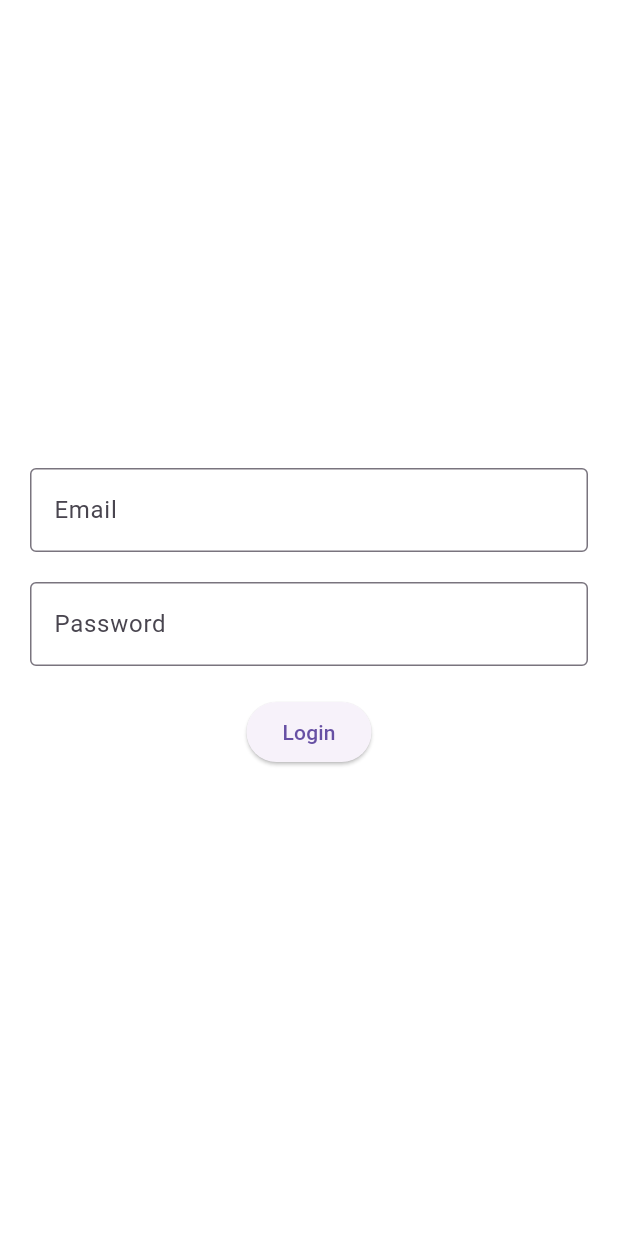
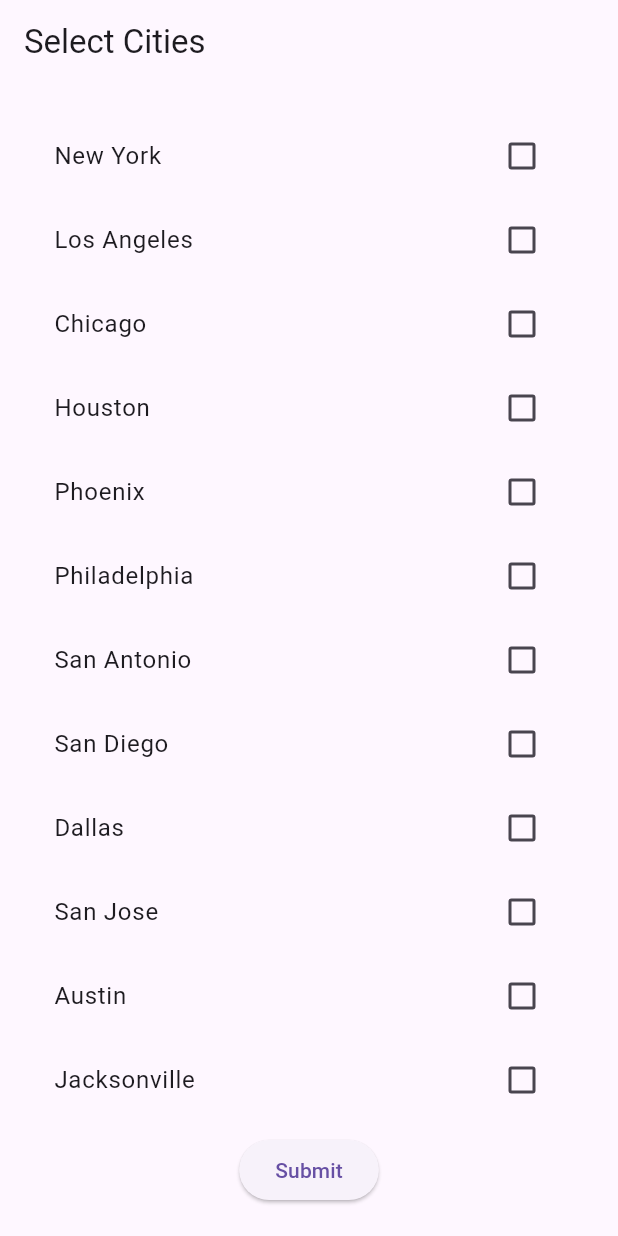
Before and after one commit to Abhishekabh99/sherise, a Flutter app: the screen it shows after launch, after a tap on "Login", on a phone screen of 412 x 824 dp. Run offline on Flutter 3.47's test engine with Material 3 defaults, Android fonts, the phone set to English and light mode, and no system bars; our stand-ins replace get; project files that could hold a hidden picture were left out.

Commit message:
second commit

```diff
--- /dev/null
+++ b/lib/controllers/city_selection_controller.dart
@@ -0,0 +1,30 @@
+import 'package:get/get.dart';
+
+class CitySelectionController extends GetxController {
+  final List<String> cities = [
+    'New York',
+    'Los Angeles',
+    'Chicago',
+    'Houston',
+    'Phoenix',
+    'Philadelphia',
+    'San Antonio',
+    'San Diego',
+    'Dallas',
+    'San Jose',
+    'Austin',
+    'Jacksonville',
+  ];
+
+  final RxList<String> selectedCities = RxList<String>();
+
+  bool isSelected(String city) => selectedCities.contains(city);
+
+  void toggleCity(String city) {
+    if (isSelected(city)) {
+      selectedCities.remove(city);
+    } else {
+      selectedCities.add(city);
+    }
+  }
+}
--- a/lib/controllers/home_controller.dart
+++ b/lib/controllers/home_controller.dart
@@ -1,5 +1,80 @@
+// home_controller.dart
 import 'package:get/get.dart';
 
+import '../models/contact_data.dart';
+import '../models/service_data.dart';
+
 class HomeController extends GetxController {
-  // Your state variables and business logic here
+  final List<Service> services = [
+    Service(id: 1, name: 'Cake Bakers'),
+    Service(id: 2, name: 'Tuition Teachers'),
+    Service(id: 3, name: 'Tailors'),
+    Service(id: 4, name: 'Art & craft'),
+    Service(id: 5, name: 'Weaving'),
+    Service(id: 6, name: 'Beauty Parlor'),
+    Service(id: 7, name: 'Tiffin service'),
+    Service(id: 8, name: 'Fashion designers'),
+    Service(id: 9, name: 'Counselling'),
+    Service(id: 10, name: 'Maid'),
+    Service(id: 11, name: 'Baby sitter'),
+    Service(id: 12, name: 'Nurturers'),
+  ];
+
+  final selectedService = Service(id: 0, name: '').obs;
+  final selectedContacts = <Contact>[].obs;
+
+  final List<Contact> initialContacts = [
+    Contact(
+      name: 'Baker 1',
+      phoneNumber: '1234567890',
+      whatsappNumber: '1234567890',
+      serviceId: 1,
+    ),
+    Contact(
+      name: 'Baker 2',
+      phoneNumber: '1234567890',
+      whatsappNumber: '1234567890',
+      serviceId: 1,
+    ),
+    Contact(
+      name: 'Teacher 1',
+      phoneNumber: '1234567890',
+      whatsappNumber: '1234567890',
+      serviceId: 2,
+    ),
+    Contact(
+      name: 'Teacher 2',
+      phoneNumber: '1234567890',
+      whatsappNumber: '1234567890',
+      serviceId: 2,
+    ),
+    Contact(
+      name: 'Tailor 1',
+      phoneNumber: '1234567890',
+      whatsappNumber: '1234567890',
+      serviceId: 3,
+    ),
+    Contact(
+      name: 'Tailor 2',
+      phoneNumber: '1234567890',
+      whatsappNumber: '1234567890',
+      serviceId: 3,
+    ),
+    // Add more contacts for other services
+  ];
+
+  @override
+  void onInit() {
+    super.onInit();
+    selectedContacts.assignAll(initialContacts);
+  }
+
+  bool isSelected(Service service) => selectedService.value.id == service.id;
+
+  void selectService(Service service) {
+    selectedService.value = service;
+    selectedContacts.value = initialContacts
+        .where((contact) => contact.serviceId == service.id)
+        .toList();
+  }
 }
--- /dev/null
+++ b/lib/controllers/login_controller.dart
@@ -0,0 +1,23 @@
+import 'package:get/get.dart';
+
+class LoginController extends GetxController {
+  final email = ''.obs;
+  final password = ''.obs;
+  final rememberMe = false.obs; // Added rememberMe state
+
+  void setEmail(String value) => email.value = value;
+  void setPassword(String value) => password.value = value;
+  void toggleRememberMe(bool? value) {
+    rememberMe.value = value ?? false;
+  }
+
+  void login() {
+    // Perform authentication logic here
+    // For demonstration purposes, we'll simply print the email, password, and rememberMe state
+    print(
+        'Email: ${email.value}, Password: ${password.value}, Remember Me: ${rememberMe.value}');
+
+    // Redirect to the dummy page after successful login
+    Get.offNamed('/city_selection');
+  }
+}
--- a/lib/main.dart
+++ b/lib/main.dart
@@ -1,8 +1,9 @@
 import 'package:flutter/material.dart';
 import 'package:get/get.dart';
-
-import 'ui/pages/login_page.dart';
-import 'ui/pages/splash_screen.dart';
+import 'package:sherise/controllers/home_controller.dart';
+import 'package:sherise/ui/pages/city_selection_page.dart';
+import 'package:sherise/ui/pages/home_page.dart';
+import 'package:sherise/ui/pages/login_page.dart';
 
 void main() {
   runApp(MyApp());
@@ -15,13 +16,18 @@ class MyApp extends StatelessWidget {
       debugShowCheckedModeBanner: false,
       title: 'SheRise',
       theme: ThemeData(
-          // Define your app theme here
-          ),
-      initialRoute: '/splash', // Set initial route to splash screen
+        primarySwatch: Colors.blue,
+      ),
+      initialRoute: '/login',
       getPages: [
-        GetPage(name: '/splash', page: () => SplashScreen()),
         GetPage(name: '/login', page: () => LoginPage()),
-        // Define other routes here
+        GetPage(name: '/city_selection', page: () => CitySelectionPage()),
+        GetPage(
+            name: '/HomePage',
+            page: () => HomePage(),
+            binding: BindingsBuilder(() {
+              Get.lazyPut(() => HomeController());
+            }))
       ],
     );
   }
--- /dev/null
+++ b/lib/models/contact_data.dart
@@ -0,0 +1,13 @@
+class Contact {
+  final String name;
+  final String phoneNumber;
+  final String whatsappNumber;
+  final int serviceId;
+
+  Contact({
+    required this.name,
+    required this.phoneNumber,
+    required this.whatsappNumber,
+    required this.serviceId,
+  });
+}
--- /dev/null
+++ b/lib/models/service_data.dart
@@ -0,0 +1,6 @@
+class Service {
+  final int id;
+  final String name;
+
+  Service({required this.id, required this.name});
+}
--- /dev/null
+++ b/lib/ui/pages/city_selection_page.dart
@@ -0,0 +1,54 @@
+import 'package:flutter/material.dart';
+import 'package:get/get.dart';
+import 'package:sherise/controllers/city_selection_controller.dart';
+
+import 'home_page.dart';
+
+class CitySelectionPage extends StatelessWidget {
+  final CitySelectionController _citySelectionController =
+      Get.put(CitySelectionController());
+
+  @override
+  Widget build(BuildContext context) {
+    return Scaffold(
+      appBar: AppBar(
+        title: Text('Select Cities'),
+      ),
+      body: Center(
+        child: Padding(
+          padding: const EdgeInsets.all(20.0),
+          child: Column(
+            mainAxisAlignment: MainAxisAlignment.center,
+            children: [
+              Expanded(
+                child: ListView.builder(
+                  itemCount: _citySelectionController.cities.length,
+                  itemBuilder: (context, index) {
+                    final city = _citySelectionController.cities[index];
+                    return Obx(
+                      () => CheckboxListTile(
+                        title: Text(city),
+                        value: _citySelectionController.isSelected(city),
+                        onChanged: (value) {
+                          _citySelectionController.toggleCity(city);
+                        },
+                      ),
+                    );
+                  },
+                ),
+              ),
+              SizedBox(height: 20),
+              ElevatedButton(
+                onPressed: () {
+                  // Navigate to the home page
+                  Get.toNamed("HomePage");
+                },
+                child: Text('Submit'),
+              ),
+            ],
+          ),
+        ),
+      ),
+    );
+  }
+}
--- a/lib/ui/pages/login_page.dart
+++ b/lib/ui/pages/login_page.dart
@@ -1,38 +1,80 @@
 import 'package:flutter/material.dart';
+import 'package:get/get.dart';
+import 'package:sherise/controllers/login_controller.dart';
 
 class LoginPage extends StatelessWidget {
+  final LoginController _loginController = Get.put(LoginController());
+
   @override
   Widget build(BuildContext context) {
     return Scaffold(
-      backgroundColor: Colors.white,
-      body: Center(
-        child: Padding(
-          padding: const EdgeInsets.symmetric(horizontal: 20),
+      body: Padding(
+        padding: EdgeInsets.all(20.0),
         child: Column(
           mainAxisAlignment: MainAxisAlignment.center,
+          crossAxisAlignment: CrossAxisAlignment.stretch,
           children: [
-              // Dummy login form
-              const TextField(
+            Text(
+              'SheRise',
+              style: TextStyle(fontSize: 24, fontWeight: FontWeight.bold),
+              textAlign: TextAlign.center,
+            ),
+            SizedBox(height: 20),
+            Text(
+              'Login to your account',
+              style: TextStyle(fontSize: 18),
+              textAlign: TextAlign.center,
+            ),
+            SizedBox(height: 20),
+            TextFormField(
               decoration: InputDecoration(
-                  hintText: 'Email',
-                  border: OutlineInputBorder(),
+                hintText: 'ex@mail.com',
+                labelText: 'Email Address',
               ),
             ),
-              const SizedBox(height: 20),
-              const TextField(
+            SizedBox(height: 10),
+            TextFormField(
               obscureText: true,
               decoration: InputDecoration(
                 hintText: 'Password',
-                  border: OutlineInputBorder(),
+                labelText: 'Password',
               ),
             ),
-              const SizedBox(height: 20),
+            SizedBox(height: 10),
+            Row(
+              children: [
+                Checkbox(
+                  value: _loginController.rememberMe.value,
+                  onChanged: _loginController.toggleRememberMe,
+                ),
+                Text('Remember Me'),
+              ],
+            ),
+            SizedBox(height: 10),
             ElevatedButton(
+              onPressed: () {
+                // Call the login function from the controller
+                _loginController.login();
+              },
+              child: Text('Login'),
+            ),
+            SizedBox(height: 10),
+            TextButton(
               onPressed: () {},
-                child: const Text('Login'),
+              child: Text('Forgot Password?'),
+            ),
+            Divider(),
+            Row(
+              mainAxisAlignment: MainAxisAlignment.center,
+              children: [
+                Text("Don't have an account?"),
+                TextButton(
+                  onPressed: () {},
+                  child: Text('Register'),
                 ),
               ],
             ),
+          ],
         ),
       ),
     );
```
Also changed, not shown: lib/models/fake_user.dart (added, +8 -0 lines), lib/ui/pages/home_page.dart (added, +73 -0 lines), lib/ui/pages/home_view.dart (deleted, +0 -20 lines). Lines whose indentation alone changed are shown as unchanged.
